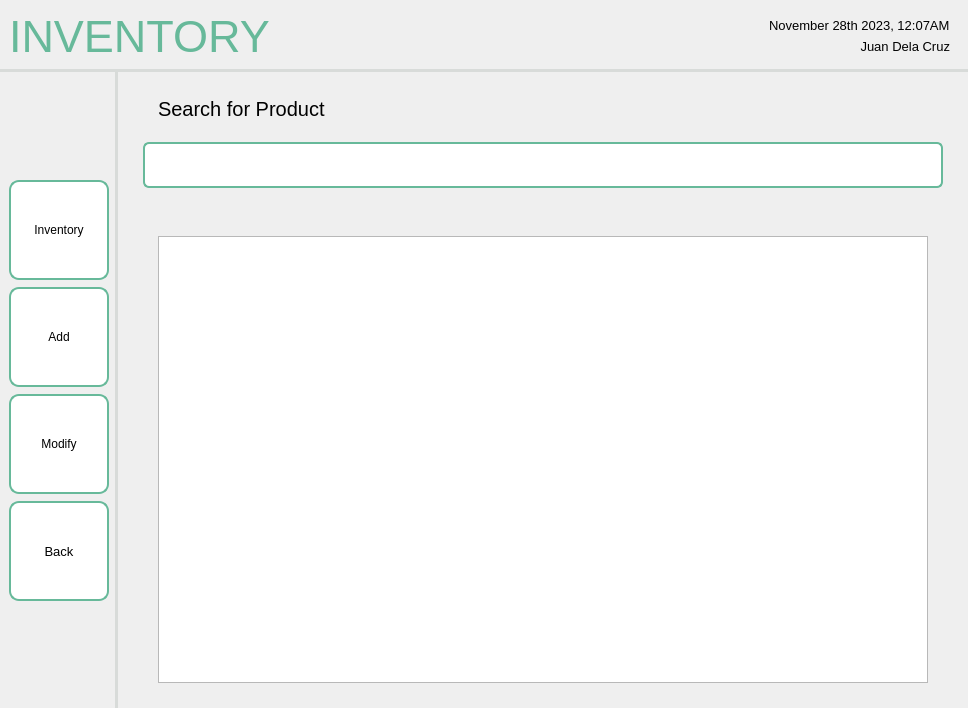
This is screens/ui/admin_ui/admin_inventory/inventoryViewProduct.ui in sehae/POS-with-Inventory-System as Qt 5 draws it before an edit. The edited form follows.
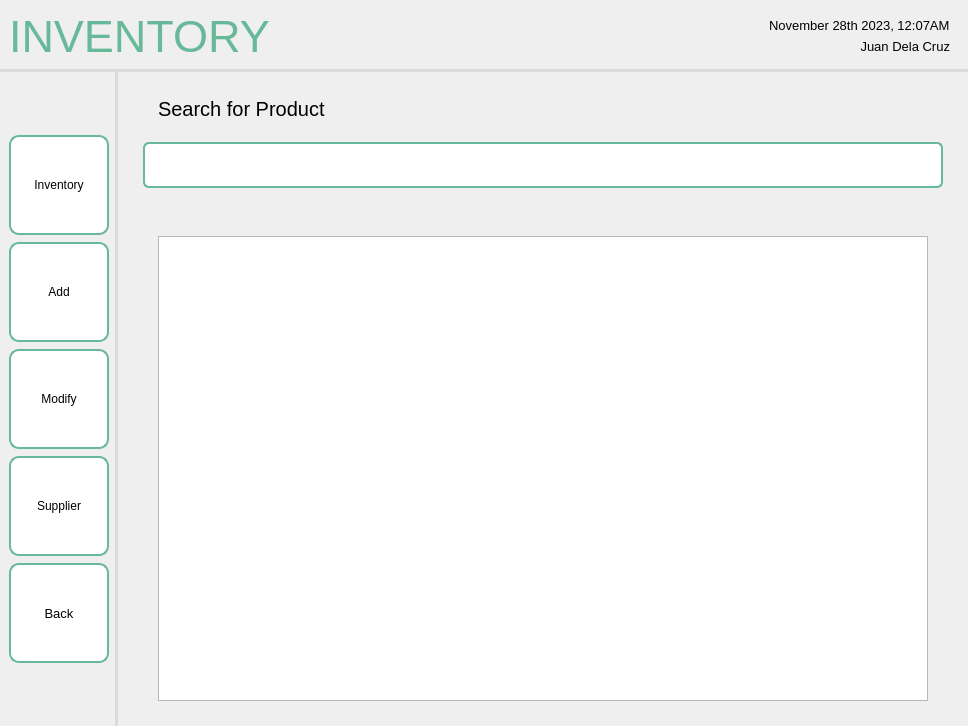
This is the edited form. Icons and pictures are not drawn.

Diff of the .ui file:
```diff
--- a/screens/ui/admin_ui/admin_inventory/inventoryViewProduct.ui
+++ b/screens/ui/admin_ui/admin_inventory/inventoryViewProduct.ui
@@ -7,7 +7,7 @@
     <x>0</x>
     <y>0</y>
     <width>968</width>
-    <height>708</height>
+    <height>726</height>
    </rect>
   </property>
   <property name="windowTitle">
@@ -199,6 +199,43 @@
             </property>
            </widget>
           </item>
+          <item>
+           <widget class="QPushButton" name="pushButton_12">
+            <property name="minimumSize">
+             <size>
+              <width>100</width>
+              <height>100</height>
+             </size>
+            </property>
+            <property name="maximumSize">
+             <size>
+              <width>100</width>
+              <height>100</height>
+             </size>
+            </property>
+            <property name="styleSheet">
+             <string notr="true">QPushButton {
+    background-color: white;
+    border: 2px solid #67B99A;
+    color: black;
+    padding: 8px 16px;
+    border-radius: 10px;
+}
+
+QPushButton:hover {
+    border: 2px solid #4D926D;
+}
+
+QPushButton:pressed {
+	background-color: #F0F0F0;
+	border: 2px solid #265C42;
+}</string>
+            </property>
+            <property name="text">
+             <string>Supplier</string>
+            </property>
+           </widget>
+          </item>
           <item>
            <widget class="QPushButton" name="pushButton">
             <property name="sizePolicy">
```
